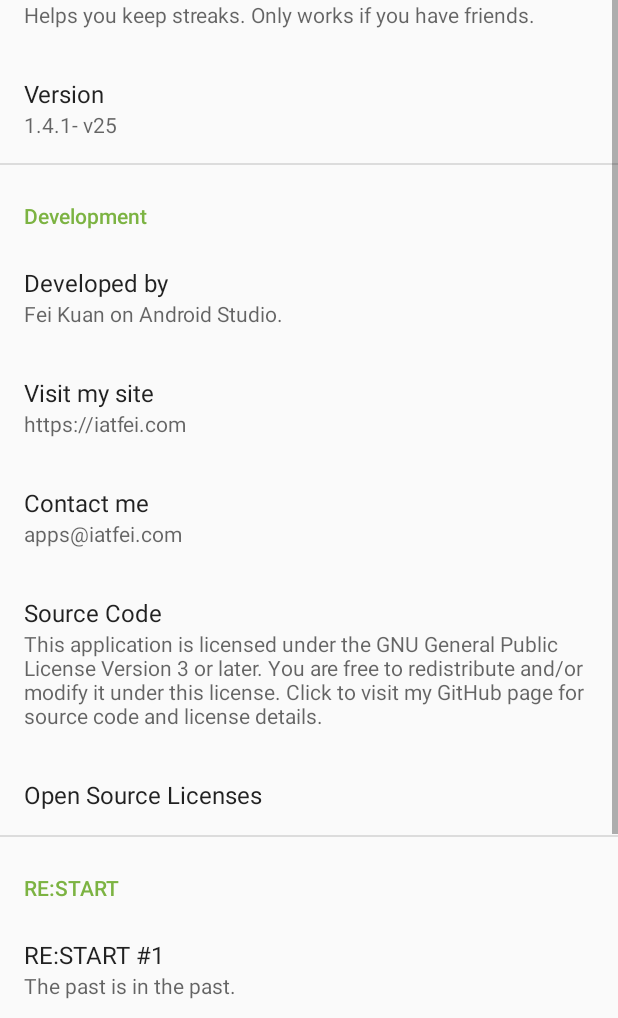
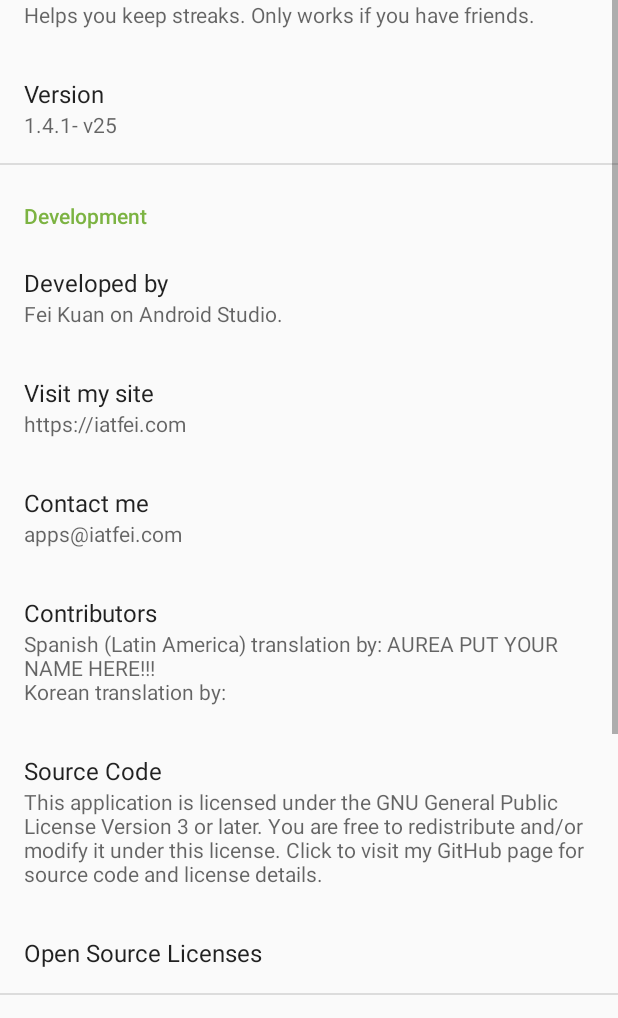
Before and after one commit to fei0316/snapstreak-alarm, an Android app: the NewAboutActivity screen opened directly, with no data from a screen before it, on a phone screen of 412 x 824 dp, the part 218-1236 px from its top. Run offline under Robolectric (Android 15) with nearby library versions, the light colour scheme and no system bars; our stand-ins replace androidx.preference.

Commit message:
Contributors feature

```diff
--- a/app/src/main/res/values/strings.xml
+++ b/app/src/main/res/values/strings.xml
@@ -102,6 +102,8 @@
     <string name="about_developer">Development</string>
     <string name="about_restart_title" translatable="false">RE:START</string>
     <string name="about_opensource_logolicense_title">Logo Licenses</string>
+    <string name="about_special_thanks_title">Contributors</string>
+    <string name="about_special_thanks_content">Spanish (Latin America) translation by: AUREA PUT YOUR NAME HERE!!! \nKorean translation by: </string>
 
     <!--Notification Schedule-->
     <string name="notifsched_title">Notification Schedule</string>
@@ -113,7 +115,7 @@
     <string name="notifsched_235">23.5 hour notification in</string>
     <string name="notifsched_last">Last notification in</string>
     <string name="notifsched_snooze_disabled">No snoozed notifications.</string>
-    <string name="notifsched_snooze_enabled">Snoozed notficiation in: %1s</string>
+    <string name="notifsched_snooze_enabled">Snoozed notification in: %1s</string>
     <string name="notifsched_before">\u0020ago</string>
     <string name="notifsched_timeformat">%2dh %2dm</string>
 
--- a/app/src/main/res/xml/about.xml
+++ b/app/src/main/res/xml/about.xml
@@ -80,6 +80,17 @@
         android:layout_width="wrap_content"
         android:layout_height="wrap_content"
         android:defaultValue="Default value"
+        android:key="edit_text_preference_10"
+        android:selectAllOnFocus="true"
+        android:singleLine="false"
+        app:iconSpaceReserved="false"
+        android:summary="@string/about_special_thanks_content"
+        android:title="@string/about_special_thanks_title" >
+    </Preference>
+    <Preference
+        android:layout_width="wrap_content"
+        android:layout_height="wrap_content"
+        android:defaultValue="Default value"
         android:key="edit_text_preference_3"
         android:selectAllOnFocus="true"
         android:singleLine="false"
```
Also changed, not shown: 3 other files.
